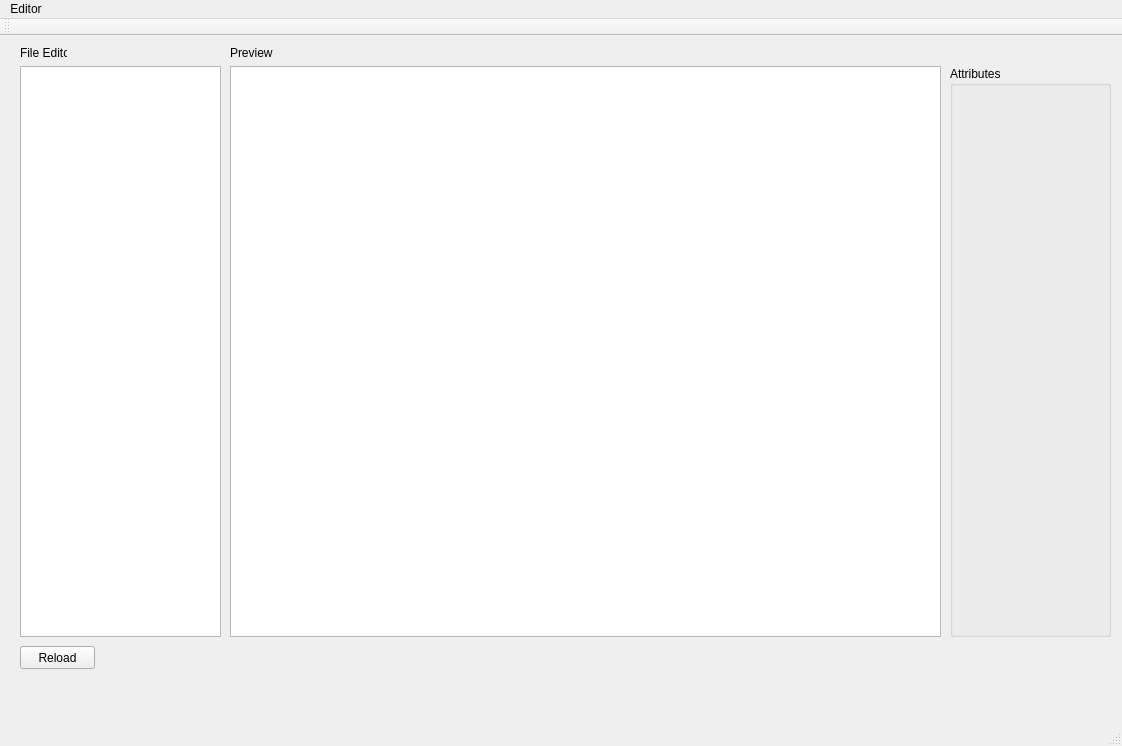
The window that SSP_Editor/SSP_Editor/SSP_Editor.ui (Chringo/SSP_Editor) describes before a commit, drawn with Qt 5.
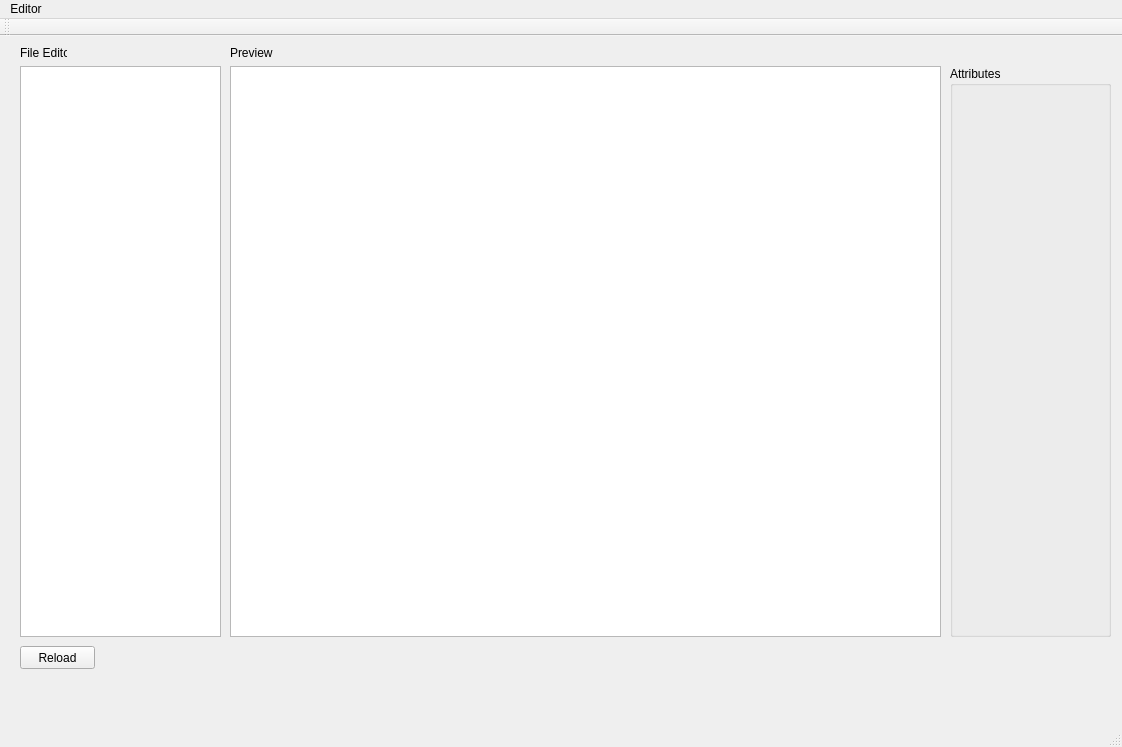
The same window after the commit.

```diff
--- a/SSP_Editor/SSP_Editor/SSP_Editor.ui
+++ b/SSP_Editor/SSP_Editor/SSP_Editor.ui
@@ -7,7 +7,7 @@
     <x>0</x>
     <y>0</y>
     <width>1122</width>
-    <height>746</height>
+    <height>747</height>
    </rect>
   </property>
   <property name="windowTitle">
```
